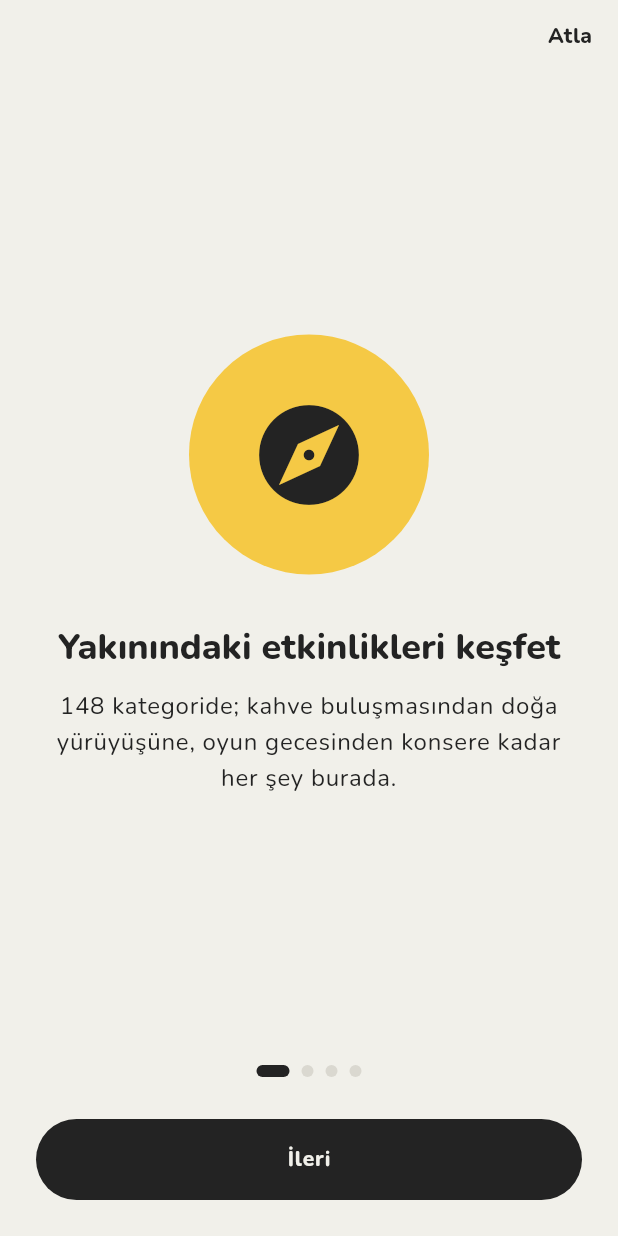
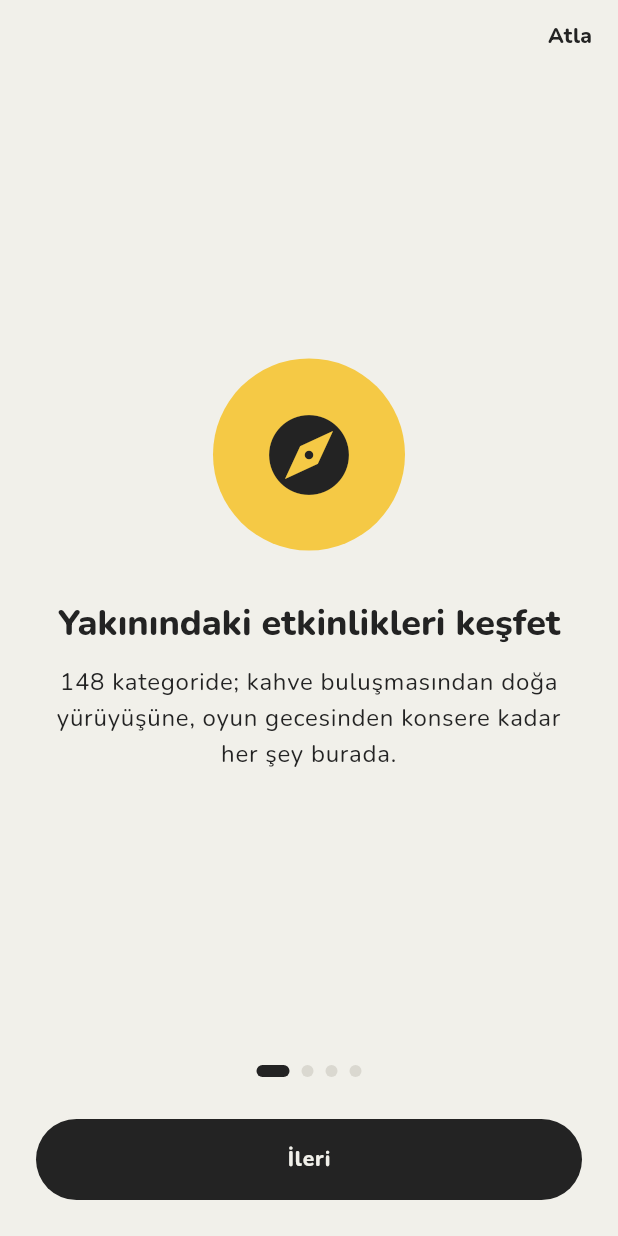
Before and after one commit to sonarmehmet/Kervan, a Flutter app: the screen it shows after launch, on a phone screen of 412 x 824 dp. Run offline on Flutter 3.47's test engine with Material 3 defaults, Android fonts, the phone set to English and light mode, and no system bars; our stand-ins replace cloud_firestore, cloud_functions, firebase_auth, firebase_core, firebase_messaging, firebase_storage and 6 more; accounts and stored records are empty.

Commit message:
Karşılama sayfası kaydırılabilir (küçük ekranda taşma)
Co-Authored-By: Claude Sonnet 5.5 <noreply@anthropic.com>
Claude-Session: https://claude.ai/code/session_01442St3AUUFhbLqJ3dJtUEf

```diff
--- a/lib/features/onboarding/onboarding_screen.dart
+++ b/lib/features/onboarding/onboarding_screen.dart
@@ -82,21 +82,22 @@ class _OnboardingScreenState extends ConsumerState<OnboardingScreen> {
                 itemBuilder: (context, i) {
                   final page = onboardingPages[i];
                   final bg = RotaColors.accentAt(i);
-                  return Padding(
-                    padding: const EdgeInsets.symmetric(horizontal: 32),
-                    child: Column(
-                      mainAxisAlignment: MainAxisAlignment.center,
+                  return Center(
+                    child: SingleChildScrollView(
+                      padding: const EdgeInsets.symmetric(horizontal: 32),
+                      child: Column(
+                      mainAxisSize: MainAxisSize.min,
                       children: [
                         Container(
-                          width: 160,
-                          height: 160,
+                          width: 128,
+                          height: 128,
                           decoration: BoxDecoration(
                             color: bg,
                             shape: BoxShape.circle,
                           ),
                           child: Icon(
                             page.icon,
-                            size: 80,
+                            size: 64,
                             color: RotaColors.onAccent(bg),
                           ),
                         ),
@@ -113,6 +114,7 @@ class _OnboardingScreenState extends ConsumerState<OnboardingScreen> {
                           style: theme.textTheme.bodyLarge,
                         ),
                       ],
+                    ),
                     ),
                   );
                 },
```
